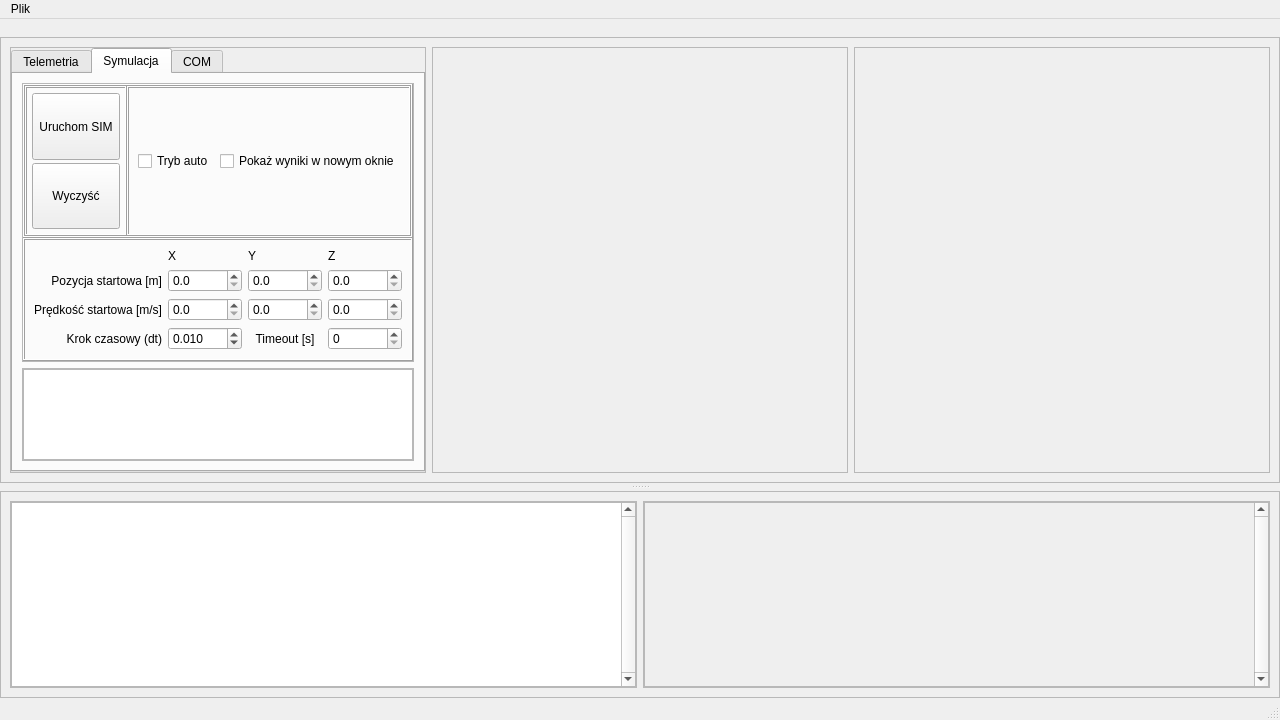
Wrongcosine3024/TerraCan, file mainwindow.ui: the form before one commit.
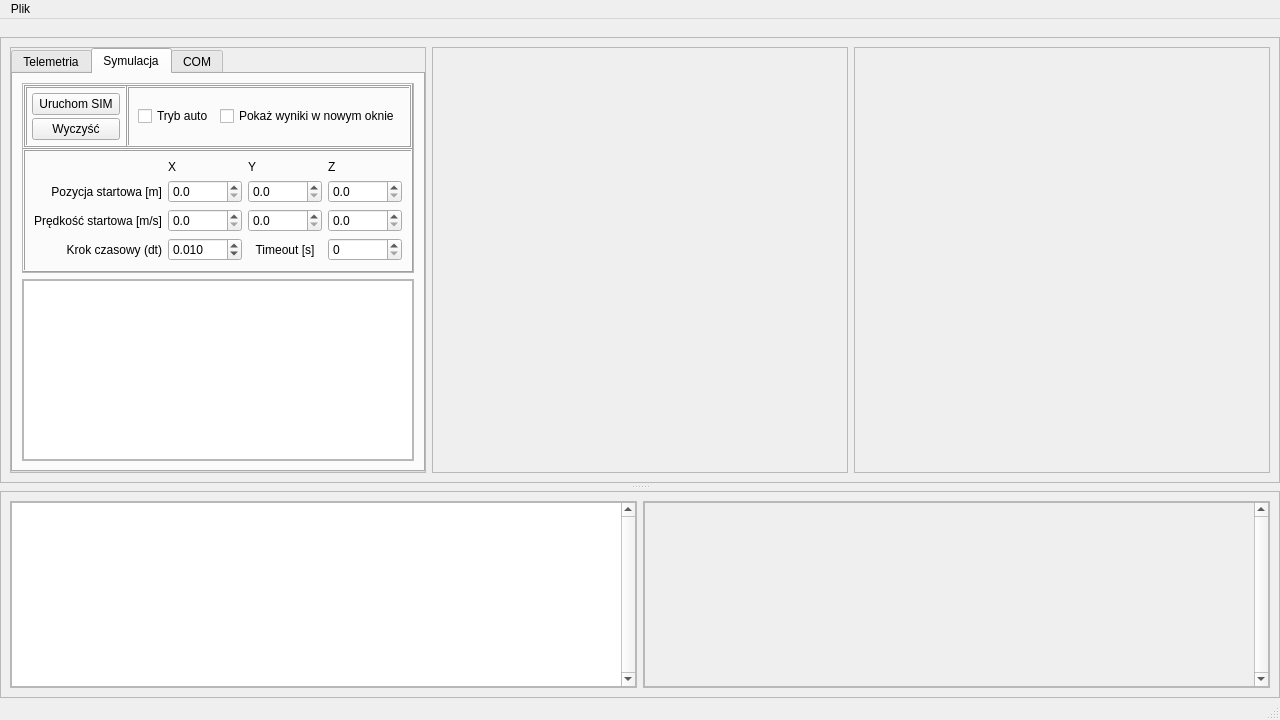
The form after the commit. The open tabs and pages were chosen to show the change.

What changed in the file:
```diff
--- a/mainwindow.ui
+++ b/mainwindow.ui
@@ -304,7 +304,7 @@
                   <attribute name="title">
                    <string>Symulacja</string>
                   </attribute>
-                  <layout class="QVBoxLayout" name="verticalLayout_7" stretch="3,1">
+                  <layout class="QVBoxLayout" name="verticalLayout_7" stretch="1,2">
                    <item>
                     <widget class="QFrame" name="sim_setup">
                      <property name="frameShape">
```
Left out of the diff: 7 changed lines with no effect on the pictures.
